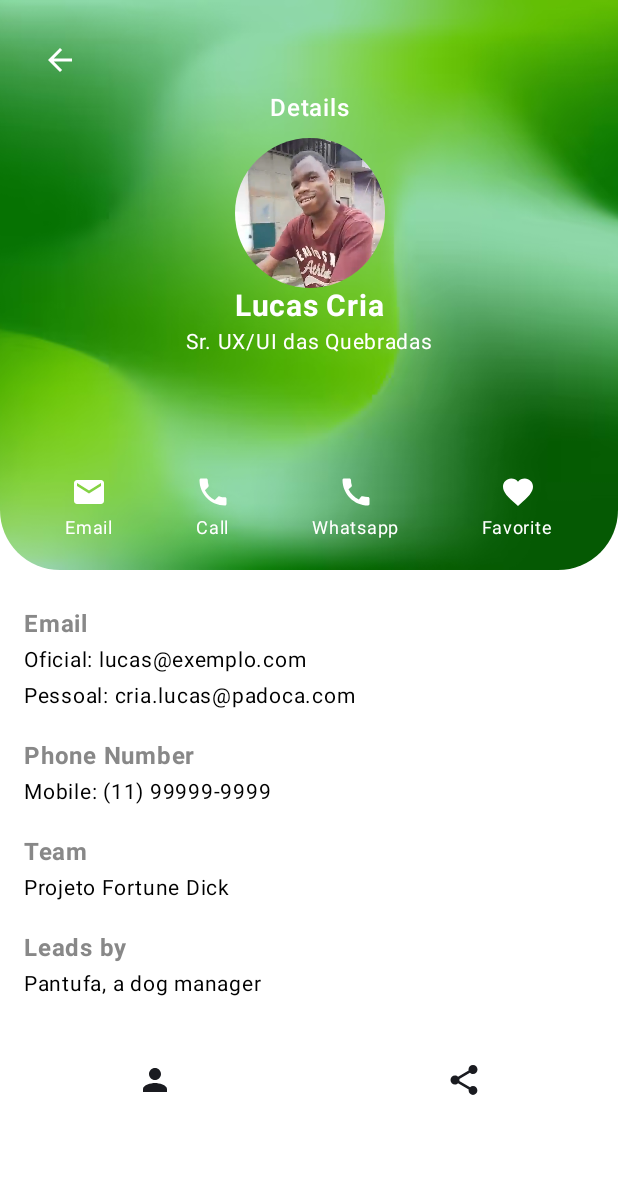
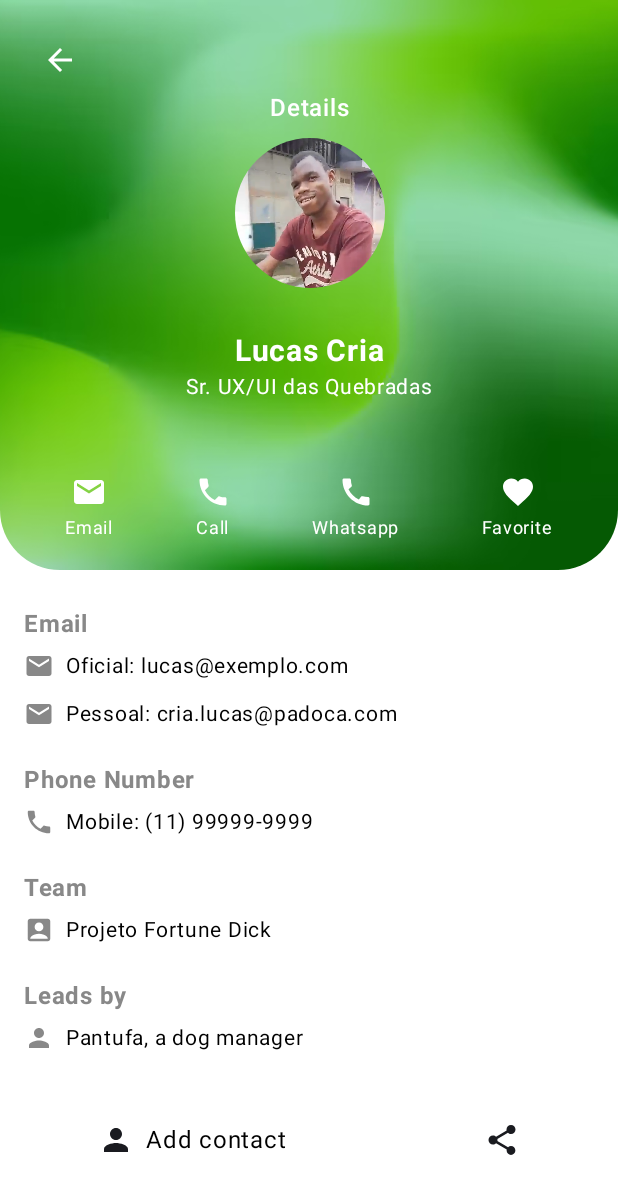
Before and after one commit to lucsnobre/telaPerfilKotlin, an Android app built with Jetpack Compose: the screen it shows after launch (MainActivity), on a phone screen of 412 x 824 dp. Shown: the top 1194 px of the screen. Run offline under Robolectric (Android 15) with nearby library versions, the phone set to English and light mode, and no system bars.

```diff
--- a/app/src/main/java/br/senai/sp/jandira/appPerfil/screen/telaPerfil.kt
+++ b/app/src/main/java/br/senai/sp/jandira/appPerfil/screen/telaPerfil.kt
@@ -26,6 +26,7 @@ import androidx.compose.ui.unit.sp
 import br.senai.sp.jandira.appPerfil.ui.theme.AppPerfilTheme
 
 @Composable
+
 fun ProfileScreen() {
     val purpleBackground = painterResource(id = R.drawable.fundo)
 
@@ -36,7 +37,7 @@ fun ProfileScreen() {
     ) {
         Box(
             modifier = Modifier
-                .height(380.dp) // AUMENTOU A ALTURA DA IMAGEM
+                .height(380.dp)
                 .fillMaxWidth()
         ) {
             Image(
@@ -45,10 +46,9 @@ fun ProfileScreen() {
                 contentScale = ContentScale.Crop,
                 modifier = Modifier
                     .fillMaxSize()
-                    .clip(RoundedCornerShape(bottomStart = 40.dp, bottomEnd = 40.dp)) // BORDA ARREDONDADA SÓ EMBAIXO
+                    .clip(RoundedCornerShape(bottomStart = 40.dp, bottomEnd = 40.dp))
             )
 
-            // SETA "PARA SAIR"
             IconButton(
                 onClick = { /* Aqui tu bota a lógica pra voltar ou sair */ },
                 modifier = Modifier
@@ -65,7 +65,7 @@ fun ProfileScreen() {
             Column(
                 modifier = Modifier
                     .align(Alignment.TopCenter)
-                    .padding(top = 60.dp), // AJUSTADO PRA CABER A SETA
+                    .padding(top = 60.dp),
                 horizontalAlignment = Alignment.CenterHorizontally
             ) {
                 Text(
@@ -83,11 +83,14 @@ fun ProfileScreen() {
                         .size(100.dp)
                         .clip(CircleShape)
                 )
+
+                Spacer(modifier = Modifier.height(30.dp)) // Adicionando espaçamento entre o avatar e as informações
+
                 Text("Lucas Cria", color = Color.White, fontSize = 20.sp, fontWeight = FontWeight.Bold)
                 Text("Sr. UX/UI das Quebradas", color = Color.White, fontSize = 14.sp)
             }
 
-            // BOTÕES DENTRO DA IMAGEM
+
             Row(
                 modifier = Modifier
                     .align(Alignment.BottomCenter)
@@ -104,22 +107,35 @@ fun ProfileScreen() {
 
         Spacer(modifier = Modifier.height(16.dp))
 
-        ProfileInfoSection(title = "Email", details = listOf(
-            "Oficial: lucas@exemplo.com",
-            "Pessoal: cria.lucas@padoca.com"
-        ))
+        // Atualizando a seção de informações para incluir ícones
+        ProfileInfoSectionWithIcon(
+            title = "Email",
+            details = listOf(
+                "Oficial: lucas@exemplo.com" to Icons.Default.Email,
+                "Pessoal: cria.lucas@padoca.com" to Icons.Default.Email
+            )
+        )
 
-        ProfileInfoSection(title = "Phone Number", details = listOf(
-            "Mobile: (11) 99999-9999"
-        ))
+        ProfileInfoSectionWithIcon(
+            title = "Phone Number",
+            details = listOf(
+                "Mobile: (11) 99999-9999" to Icons.Default.Phone
+            )
+        )
 
-        ProfileInfoSection(title = "Team", details = listOf(
-            "Projeto Fortune Dick"
-        ))
+        ProfileInfoSectionWithIcon(
+            title = "Team",
+            details = listOf(
+                "Projeto Fortune Dick" to Icons.Default.AccountBox
+            )
+        )
 
-        ProfileInfoSection(title = "Leads by", details = listOf(
-            "Pantufa, a dog manager"
-        ))
+        ProfileInfoSectionWithIcon(
+            title = "Leads by",
+            details = listOf(
+                "Pantufa, a dog manager" to Icons.Default.Person
+            )
+        )
 
         Spacer(modifier = Modifier.height(32.dp))
 
@@ -127,12 +143,15 @@ fun ProfileScreen() {
             modifier = Modifier.fillMaxWidth(),
             horizontalArrangement = Arrangement.SpaceAround
         ) {
-            Icon(Icons.Default.Person, contentDescription = "Add contact")
+            Row(verticalAlignment = Alignment.CenterVertically) {
+                Icon(Icons.Default.Person, contentDescription = "Add contact")
+                Spacer(modifier = Modifier.width(8.dp))
+                Text("Add contact", color = Color.Black)
+            }
             Icon(Icons.Default.Share, contentDescription = "Share")
         }
     }
 }
-
 @Composable
 fun ProfileActionButton(label: String, icon: ImageVector) {
     Column(horizontalAlignment = Alignment.CenterHorizontally) {
@@ -144,11 +163,23 @@ fun ProfileActionButton(label: String, icon: ImageVector) {
 
 
 @Composable
-fun ProfileInfoSection(title: String, details: List<String>) {
+fun ProfileInfoSectionWithIcon(title: String, details: List<Pair<String, ImageVector>>) {
     Column(modifier = Modifier.padding(horizontal = 16.dp, vertical = 8.dp)) {
         Text(title, fontWeight = FontWeight.Bold, color = Color.Gray)
-        details.forEach {
-            Text(it, color = Color.Black, fontSize = 14.sp)
+        details.forEach { detail ->
+            Row(
+                verticalAlignment = Alignment.CenterVertically,
+                modifier = Modifier.padding(vertical = 4.dp)
+            ) {
+                Icon(
+                    imageVector = detail.second,
+                    contentDescription = detail.first,
+                    tint = Color.Gray,
+                    modifier = Modifier.size(20.dp)
+                )
+                Spacer(modifier = Modifier.width(8.dp))
+                Text(detail.first, color = Color.Black, fontSize = 14.sp)
+            }
         }
     }
 }
```
